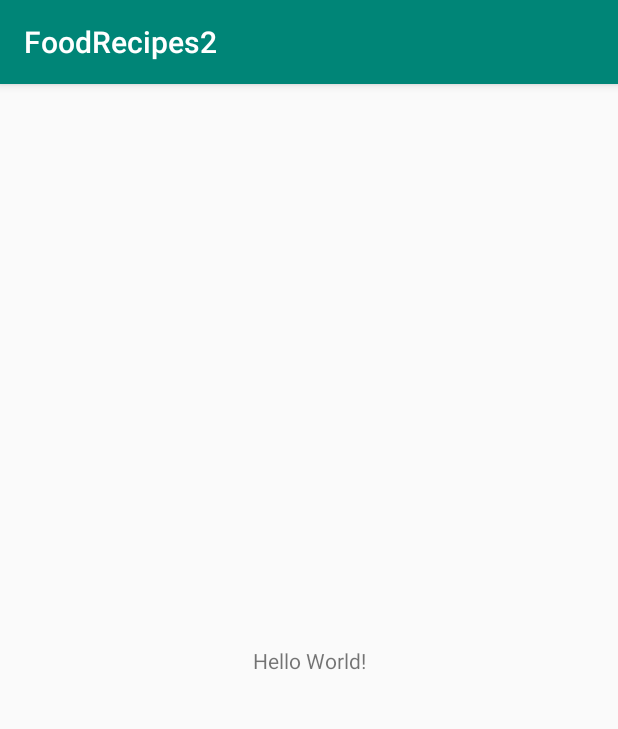
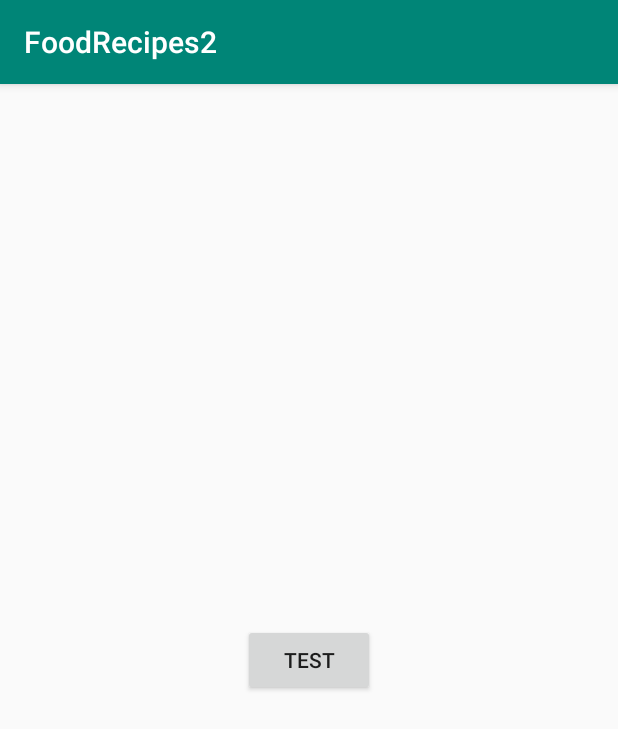
Before and after one commit to drdlee/FoodRecipes2, an Android app: the screen it shows after launch (MainActivity before the commit, RecipeListActivity after it), on a phone screen of 412 x 824 dp. Shown: the top 729 px of the screen. Run offline under Robolectric (Android 15) with nearby library versions, the phone set to English and light mode, and no system bars.

Commit message:
Make BaseActivity, ProgressBar, RecipeListActivity extends BaseActivity

```diff
--- a/app/src/main/AndroidManifest.xml
+++ b/app/src/main/AndroidManifest.xml
@@ -9,7 +9,7 @@
         android:roundIcon="@mipmap/ic_launcher_round"
         android:supportsRtl="true"
         android:theme="@style/AppTheme">
-        <activity android:name=".MainActivity">
+        <activity android:name=".RecipeListActivity">
             <intent-filter>
                 <action android:name="android.intent.action.MAIN" />
 
--- /dev/null
+++ b/app/src/main/java/com/example/foodrecipes2/BaseActivity.java
@@ -0,0 +1,35 @@
+package com.example.foodrecipes2;
+
+import android.view.View;
+import android.widget.FrameLayout;
+import android.widget.ProgressBar;
+
+import androidx.appcompat.app.AppCompatActivity;
+import androidx.constraintlayout.widget.ConstraintLayout;
+
+public abstract class BaseActivity extends AppCompatActivity {
+/*  make this class as abstract class to disable the ability to be instantiated
+	so this class can only be extended
+ */
+
+	public ProgressBar mProgressBar;
+
+	@Override
+	public void setContentView(int layoutResID) {
+
+		ConstraintLayout constraintLayout = (ConstraintLayout) getLayoutInflater().inflate(R.layout.activity_base, null);
+		FrameLayout frameLayout = constraintLayout.findViewById(R.id.activity_content);
+		mProgressBar = constraintLayout.findViewById(R.id.progress_bar);
+
+		getLayoutInflater().inflate(layoutResID, frameLayout, true);
+		// above line are to associate this BaseActivity with the framelayout in resource file
+		// so the framelayout will act as an container to the activity that extends this class
+
+		super.setContentView(constraintLayout);
+		// remember to set the constraintlayout as the ContentView
+	}
+
+	public void showProgressBar(boolean visible) {
+		mProgressBar.setVisibility(visible ? View.VISIBLE : View.INVISIBLE);
+	}
+}
--- a/app/src/main/java/com/example/foodrecipes2/MainActivity.java
+++ /dev/null
@@ -1,14 +0,0 @@
-package com.example.foodrecipes2;
-
-import androidx.appcompat.app.AppCompatActivity;
-
-import android.os.Bundle;
-
-public class MainActivity extends AppCompatActivity {
-
-	@Override
-	protected void onCreate(Bundle savedInstanceState) {
-		super.onCreate(savedInstanceState);
-		setContentView(R.layout.activity_main);
-	}
-}
--- /dev/null
+++ b/app/src/main/java/com/example/foodrecipes2/RecipeListActivity.java
@@ -0,0 +1,27 @@
+package com.example.foodrecipes2;
+
+import androidx.appcompat.app.AppCompatActivity;
+
+import android.os.Bundle;
+import android.view.View;
+
+public class RecipeListActivity extends BaseActivity {
+
+	@Override
+	protected void onCreate(Bundle savedInstanceState) {
+		super.onCreate(savedInstanceState);
+		setContentView(R.layout.activity_recipe_list);
+
+		findViewById(R.id.test).setOnClickListener(new View.OnClickListener() {
+			@Override
+			public void onClick(View v) {
+				if (mProgressBar.getVisibility() == View.VISIBLE) {
+					showProgressBar(false);
+				}
+				else {
+					showProgressBar(true);
+				}
+			}
+		});
+	}
+}
--- /dev/null
+++ b/app/src/main/res/layout/activity_base.xml
@@ -0,0 +1,26 @@
+<?xml version="1.0" encoding="utf-8"?>
+<androidx.constraintlayout.widget.ConstraintLayout
+    xmlns:android="http://schemas.android.com/apk/res/android"
+    android:layout_width="match_parent"
+    android:layout_height="match_parent"
+    xmlns:app="http://schemas.android.com/apk/res-auto">
+
+    <FrameLayout
+        android:layout_width="match_parent"
+        android:layout_height="match_parent"
+        android:id="@+id/activity_content">
+
+    </FrameLayout>
+
+    <ProgressBar
+        android:layout_width="wrap_content"
+        android:layout_height="wrap_content"
+        style="@style/Widget.AppCompat.ProgressBar"
+        app:layout_constraintTop_toTopOf="parent"
+        app:layout_constraintBottom_toBottomOf="parent"
+        app:layout_constraintRight_toRightOf="parent"
+        app:layout_constraintLeft_toLeftOf="parent"
+        android:id="@+id/progress_bar"
+        android:visibility="gone"/>
+
+</androidx.constraintlayout.widget.ConstraintLayout>
--- a/app/src/main/res/layout/activity_main.xml
+++ b/app/src/main/res/layout/activity_recipe_list.xml
@@ -4,12 +4,13 @@
     xmlns:tools="http://schemas.android.com/tools"
     android:layout_width="match_parent"
     android:layout_height="match_parent"
-    tools:context=".MainActivity">
+    tools:context=".RecipeListActivity">
 
-    <TextView
+    <Button
         android:layout_width="wrap_content"
         android:layout_height="wrap_content"
-        android:text="Hello World!"
+        android:text="test"
+        android:id="@+id/test"
         app:layout_constraintBottom_toBottomOf="parent"
         app:layout_constraintLeft_toLeftOf="parent"
         app:layout_constraintRight_toRightOf="parent"
```
